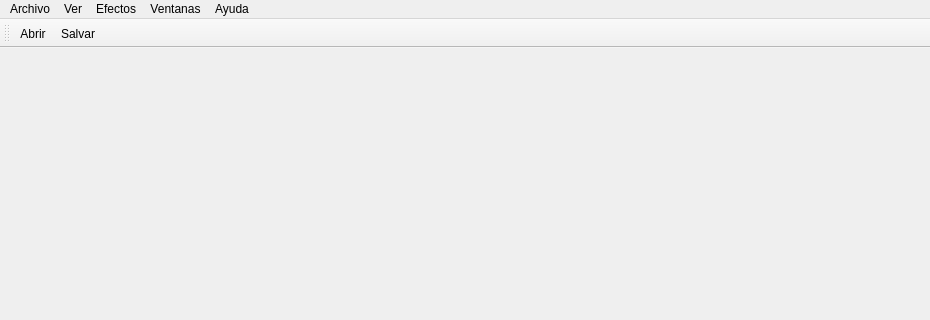
Above: src/forms/mainwindow.ui from alu0100585704/VPO before the change; both pictures show x 0 to 930 and y 0 to 320 of the 930 by 696 pixel window. Below: the same form after it.
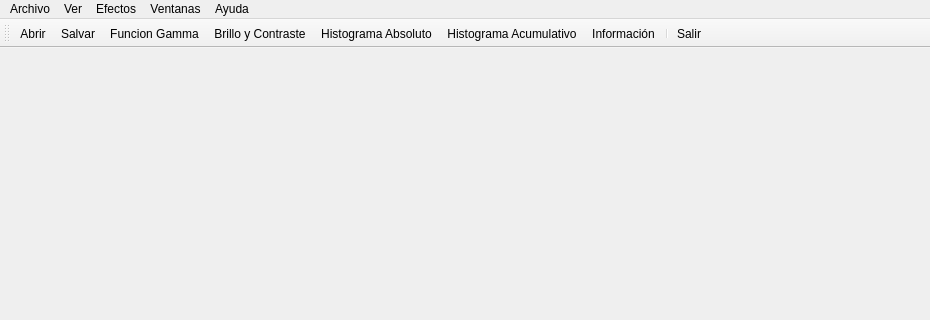
That is the form after the change. Icons and pictures are not drawn.

Commit message: Agregado más iconos y opción información

Patch:
```diff
--- a/src/forms/mainwindow.ui
+++ b/src/forms/mainwindow.ui
@@ -98,6 +98,13 @@
    </attribute>
    <addaction name="actionOpenFiles"/>
    <addaction name="actionSaveFile"/>
+   <addaction name="actionGamma"/>
+   <addaction name="actionBrilloyContraste"/>
+   <addaction name="actionHistograma_absoluto"/>
+   <addaction name="actionHistograma_Acumulativo"/>
+   <addaction name="actionInformacion"/>
+   <addaction name="separator"/>
+   <addaction name="actionExit"/>
   </widget>
   <action name="actionOpenFiles">
    <property name="icon">
@@ -196,6 +203,18 @@
     <string>Lineal</string>
    </property>
   </action>
+  <action name="actionInformacion">
+   <property name="icon">
+    <iconset resource="../qrc/recursos.qrc">
+     <normaloff>:/Recursos/iconos/information.png</normaloff>:/Recursos/iconos/information.png</iconset>
+   </property>
+   <property name="text">
+    <string>Información</string>
+   </property>
+   <property name="toolTip">
+    <string>Información sobre la imagen seleccionada</string>
+   </property>
+  </action>
  </widget>
  <layoutdefault spacing="6" margin="11"/>
  <resources>
```
Left out of the diff: 29 changed lines with no effect on the pictures. The commit also changes 27 other files.
